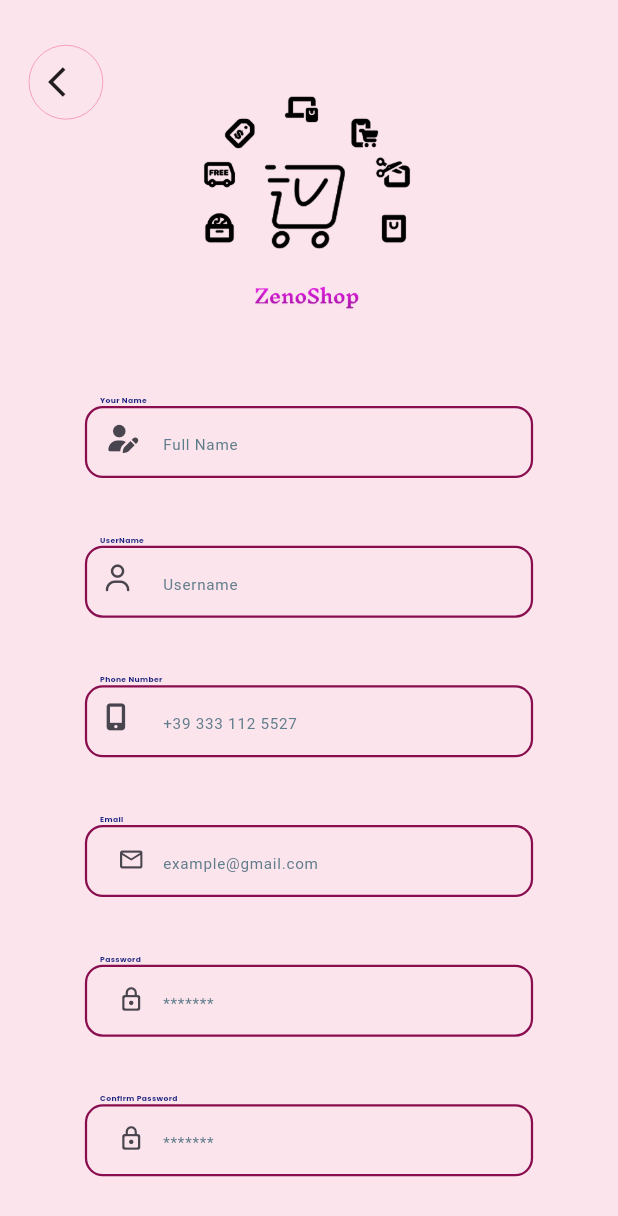
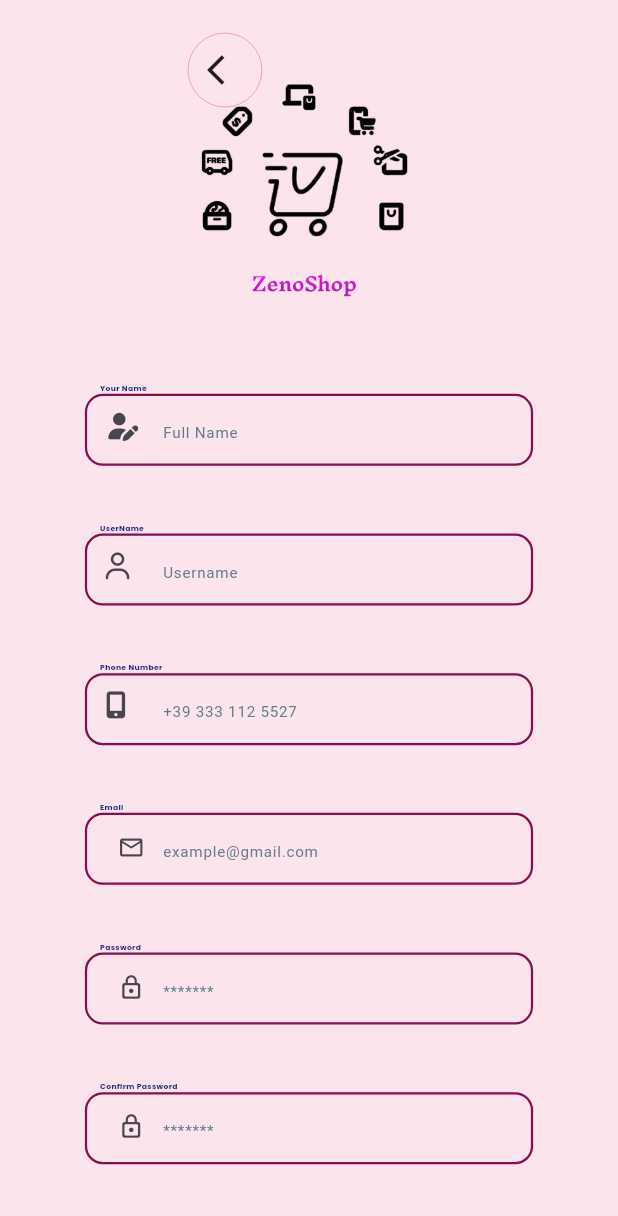
Before and after one commit to Zeneb-Tekarri/Flutter-Application, a Flutter app: the LoginScreen screen opened by its route, after a tap on "register?", on a phone screen of 412 x 824 dp. Shown: the top 1216 px of the screen. Run offline on Flutter 3.47's test engine with Material 3 defaults, Android fonts, the phone set to English and light mode, and no system bars; our stand-ins replace device_preview_plus, dio, flutter_bloc, flutter_screenutil, font_awesome_flutter, pretty_dio_logger and 1 more; accounts and stored records are empty.

Commit message:
dio added and sign up screen updated

```diff
--- a/onlineshoppingapp/lib/core/widgets/custom_button.dart
+++ b/onlineshoppingapp/lib/core/widgets/custom_button.dart
@@ -22,7 +22,7 @@
         child: Text(
           text,
           style: TextStyle(
-            fontSize: 13.sp,
+            fontSize: 10.sp,
             fontWeight: FontWeight.w500,
           ),
         ),
--- a/onlineshoppingapp/lib/features/auth/logIn/view/screen/login_screen.dart
+++ b/onlineshoppingapp/lib/features/auth/logIn/view/screen/login_screen.dart
@@ -37,7 +37,7 @@
           Align(
             alignment: Alignment.centerRight,
             child: Padding(
-              padding: const EdgeInsets.only(top: 4, right: 200),
+              padding: const EdgeInsets.only(top: 4, right: 14),
               child: InkWell(
                 onTap: () {},
                 child: Text(
--- a/onlineshoppingapp/lib/features/auth/signUp/view/screen/sign_up_screen.dart
+++ b/onlineshoppingapp/lib/features/auth/signUp/view/screen/sign_up_screen.dart
@@ -49,36 +49,34 @@
       backgroundColor: AppColor.backgroundColor,
       body: SafeArea(
           child: Padding(
-        padding: EdgeInsets.symmetric(horizontal: 16.w, vertical: 20.h),
+        padding: EdgeInsets.symmetric(vertical: 20.h),
         child: SingleChildScrollView(
           scrollDirection: Axis.vertical,
           child: Column(
             mainAxisAlignment: MainAxisAlignment.start,
             children: [
               SizedBox(
-                height: 10.h,
+                height: 2.h,
               ),
-              Row(
-                mainAxisAlignment: MainAxisAlignment.start,
-                crossAxisAlignment: CrossAxisAlignment.start,
-                children: [
-                  ArrowBack(
+              Stack(children: [
+                Expanded(
+                  child: Image.asset(
+                    'assets/images/Frame 3.png',
+                    height: 200.h,
+                    width: 150.w,
+                  ),
+                ),
+                Positioned(
+                  top: 0,
+                  left: 0,
+                  child: ArrowBack(
                     onTap: () {
                       Navigator.pop(context);
                     },
                   ),
-                  Padding(
-                    padding: EdgeInsets.symmetric(
-                      horizontal: 50.w,
-                    ),
-                    child: Image.asset(
-                      'assets/images/Frame 3.png',
-                      height: 200.h,
-                      width: 150.w,
-                    ),
-                  ),
-                ],
-              ),
+                )
+              ]),
+              SizedBox(width: 8.w),
               SizedBox(
                 height: 20.h,
               ),
@@ -252,10 +250,11 @@
               ),
               SizedBox(height: 20.h),
               Padding(
-                padding: const EdgeInsets.symmetric(horizontal: 10),
-                child: CustomButton(text: 'Sign Up', onPressed: () {}),
+                padding: const EdgeInsets.symmetric(horizontal: 0.5),
+                child: SizedBox(
+                    width: double.infinity,
+                    child: CustomButton(text: 'Sign Up', onPressed: () {})),
               ),
-              SizedBox(height: 10.h),
               SizedBox(height: 10.h),
               Align(
                 alignment: Alignment.center,
--- a/onlineshoppingapp/lib/main.dart
+++ b/onlineshoppingapp/lib/main.dart
@@ -32,7 +32,7 @@
           useMaterial3: true,
         ),
         onGenerateRoute: appRouter.generateRoute,
-        initialRoute: Routes.logIn,
+        initialRoute: Routes.signUp,
         builder: DevicePreview.appBuilder,
       ),
     );
--- a/onlineshoppingapp/pubspec.yaml
+++ b/onlineshoppingapp/pubspec.yaml
@@ -39,6 +39,8 @@
   bloc: ^9.0.0
   font_awesome_flutter: ^10.10.0
   device_preview_plus: ^2.5.0
+  dio: ^5.9.0
+  pretty_dio_logger: ^1.4.0
 
 dev_dependencies:
   flutter_test:
```
Also changed, not shown: onlineshoppingapp/lib/core/network/dio_factory.dart (added, +26 -0 lines), onlineshoppingapp/pubspec.lock, 5 other files.
